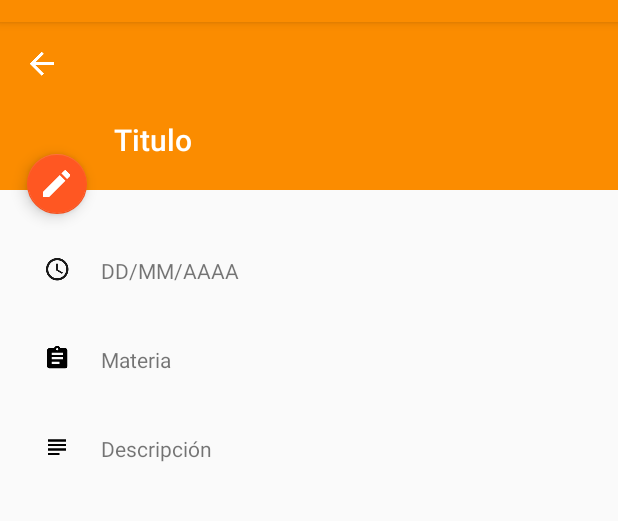
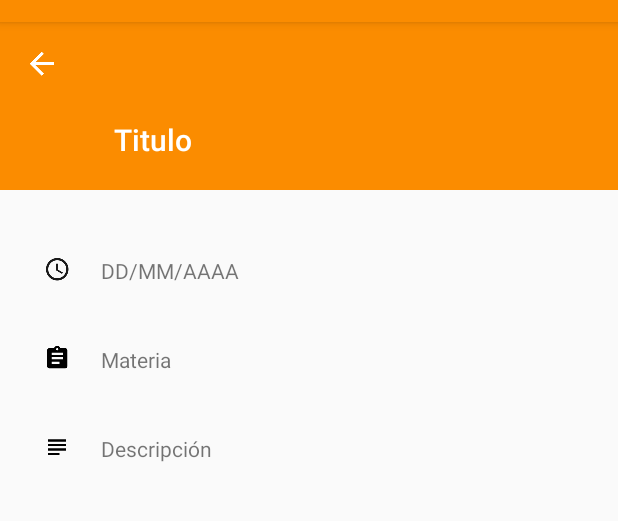
Before and after one commit to HooHaaInc/smed, an Android app: the fragment HomeworkFragment shown on its own in the app's theme, on a phone screen of 412 x 824 dp, the part 62-583 px from its top. Run offline under Robolectric (Android 15) with nearby library versions, the phone set to English and light mode, and no system bars.

Commit message:
tablet fixes++

```diff
--- a/app/src/main/java/mx/uson/cc/smed/HomeworkFragment.java
+++ b/app/src/main/java/mx/uson/cc/smed/HomeworkFragment.java
@@ -79,6 +79,7 @@ public class HomeworkFragment extends Fragment {
             id = savedInstanceState.getInt("Id");
                 ((MainActivity)getActivity()).hideFab();
         }if(titulo == null){
+            root.findViewById(R.id.edit_homework).setVisibility(View.GONE);
             return root;
         }
         setViews();
--- a/app/src/main/java/mx/uson/cc/smed/MainActivity.java
+++ b/app/src/main/java/mx/uson/cc/smed/MainActivity.java
@@ -257,6 +257,7 @@ public class MainActivity extends AppCompatActivity {
         }
 
         menu.removeItem(R.id.create);
+        menu.removeItem(R.id.settings);
 
         switch(account_type){
             case SMEDClient.TEACHER:
```
